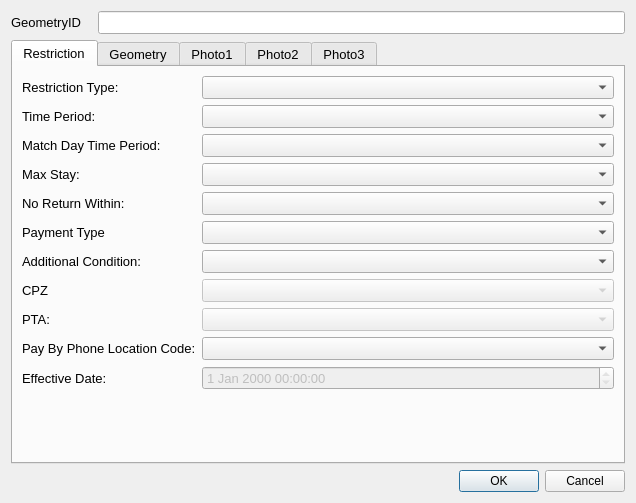
This is ui/restrictionBayDetails_dialog_base2_qt5.ui in tlh22/TOMs as Qt 5 draws it before an edit. The edited form follows.
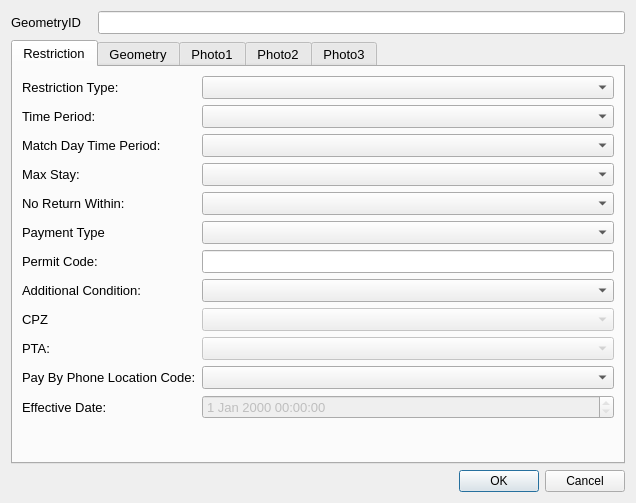
This is the edited form. Custom widgets are drawn as their Qt base class.

```diff
--- a/ui/restrictionBayDetails_dialog_base2_qt5.ui
+++ b/ui/restrictionBayDetails_dialog_base2_qt5.ui
@@ -236,7 +236,7 @@
            </property>
           </widget>
          </item>
-         <item row="8" column="1">
+         <item row="10" column="1">
           <widget class="QComboBox" name="ParkingTariffArea">
            <property name="enabled">
             <bool>false</bool>
@@ -246,14 +246,14 @@
            </property>
           </widget>
          </item>
-         <item row="6" column="1">
+         <item row="8" column="1">
           <widget class="QComboBox" name="AdditionalConditionID">
            <property name="currentIndex">
             <number>-1</number>
            </property>
           </widget>
          </item>
-         <item row="6" column="0">
+         <item row="8" column="0">
           <widget class="QLabel" name="lbl_PaymentType_2">
            <property name="minimumSize">
             <size>
@@ -272,35 +272,35 @@
            </property>
           </widget>
          </item>
-         <item row="8" column="0">
+         <item row="10" column="0">
           <widget class="QLabel" name="label_7">
            <property name="text">
             <string>PTA:</string>
            </property>
           </widget>
          </item>
-         <item row="13" column="0">
+         <item row="15" column="0">
           <widget class="QLabel" name="lbl_OpenDate">
            <property name="text">
             <string>Effective Date:</string>
            </property>
           </widget>
          </item>
-         <item row="7" column="0">
+         <item row="9" column="0">
           <widget class="QLabel" name="lbl_CPZ">
            <property name="text">
             <string>CPZ</string>
            </property>
           </widget>
          </item>
-         <item row="7" column="1">
+         <item row="9" column="1">
           <widget class="QComboBox" name="CPZ">
            <property name="enabled">
             <bool>false</bool>
            </property>
           </widget>
          </item>
-         <item row="13" column="1">
+         <item row="15" column="1">
           <widget class="QgsDateTimeEdit" name="OpenDate">
            <property name="enabled">
             <bool>false</bool>
@@ -320,16 +320,26 @@
          <item row="2" column="1">
           <widget class="QComboBox" name="MatchDayTimePeriodID"/>
          </item>
-         <item row="10" column="0">
+         <item row="12" column="0">
           <widget class="QLabel" name="label_13">
            <property name="text">
             <string>Pay By Phone Location Code:</string>
            </property>
           </widget>
          </item>
-         <item row="10" column="1">
+         <item row="12" column="1">
           <widget class="QComboBox" name="PayParkingAreaID"/>
          </item>
+         <item row="6" column="0">
+          <widget class="QLabel" name="lbl_permitCode">
+           <property name="text">
+            <string>Permit Code:</string>
+           </property>
+          </widget>
+         </item>
+         <item row="6" column="1">
+          <widget class="QLineEdit" name="PermitCode"/>
+         </item>
         </layout>
        </widget>
        <widget class="QWidget" name="geometryTab">
```
